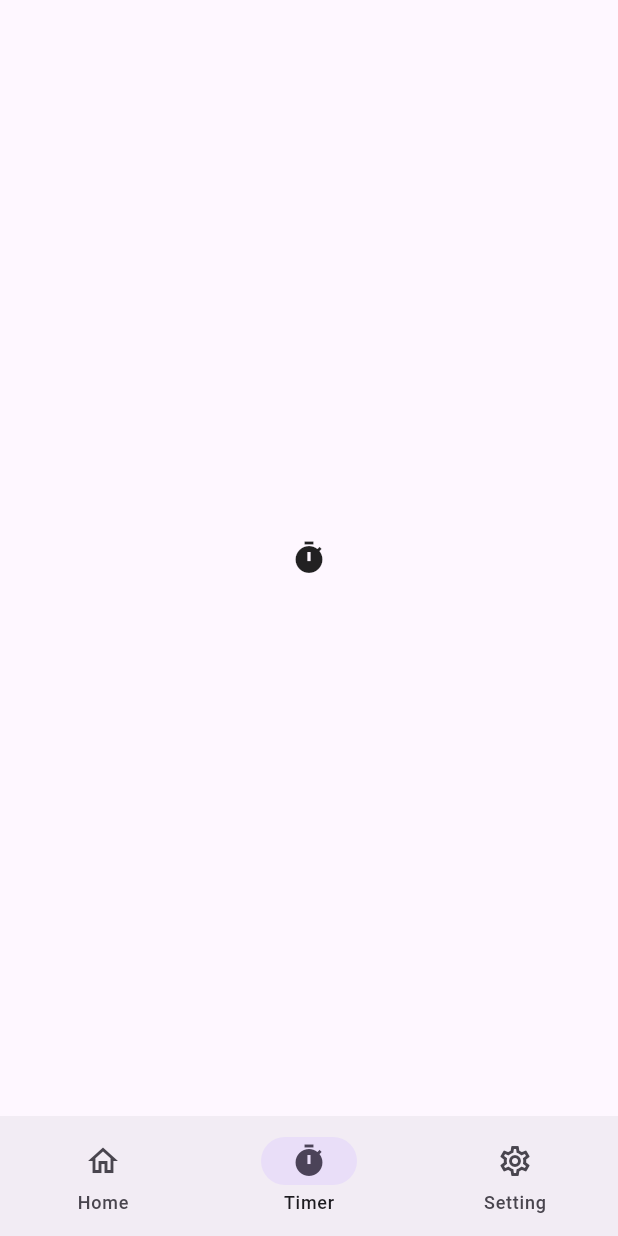
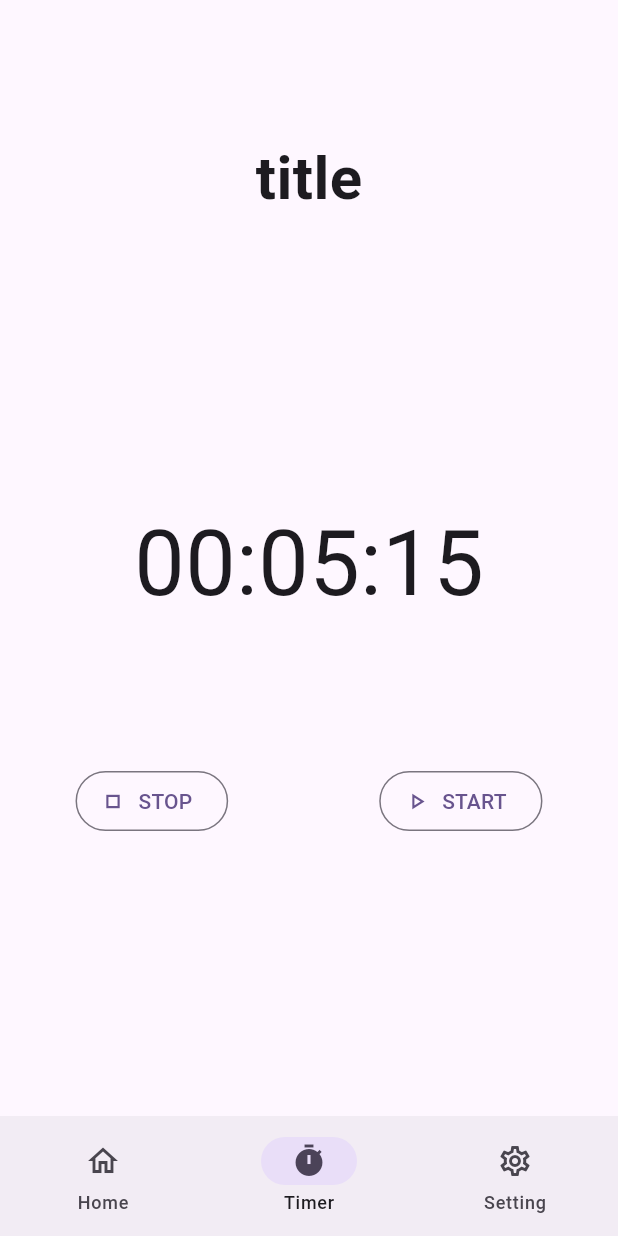
Before and after one commit to ten66/timer_app, a Flutter app: the screen it shows after launch, item 2 of the bottom bar chosen, on a phone screen of 412 x 824 dp. Run offline on Flutter 3.47's test engine with Material 2 defaults, Android fonts, the phone set to English and light mode, and no system bars; our stand-ins replace flutter_riverpod, riverpod_annotation; generated files the repository leaves out were written again.

Commit message:
add: #3 timer screenのUI作成

```diff
--- a/lib/screens/timer_screen.dart
+++ b/lib/screens/timer_screen.dart
@@ -7,7 +7,47 @@ class TimerScreen extends StatelessWidget {
   Widget build(BuildContext context) {
     return Container(
       alignment: Alignment.center,
-      child: const Icon(Icons.timer),
+      child: Column(
+        mainAxisAlignment: MainAxisAlignment.spaceEvenly,
+        children: [
+          Container(
+            child: const Column(
+              children: [
+                Text(
+                  'title',
+                  style: TextStyle(
+                    fontSize: 40,
+                    fontWeight: FontWeight.bold,
+                  ),
+                ),
+              ],
+            ),
+          ),
+          const SizedBox(height: 5),
+          const Text(
+            '00:05:15',
+            style: TextStyle(
+              fontSize: 60,
+            ),
+          ),
+          Row(
+            mainAxisAlignment: MainAxisAlignment.spaceAround,
+            children: [
+              OutlinedButton.icon(
+                onPressed: () {},
+                icon: const Icon(Icons.stop_outlined),
+                label: const Text('STOP'),
+              ),
+              OutlinedButton.icon(
+                onPressed: () {},
+                icon: const Icon(Icons.play_arrow_outlined),
+                label: const Text('START'),
+              ),
+            ],
+          ),
+          const SizedBox(height: 5),
+        ],
+      ),
     );
   }
 }
```
